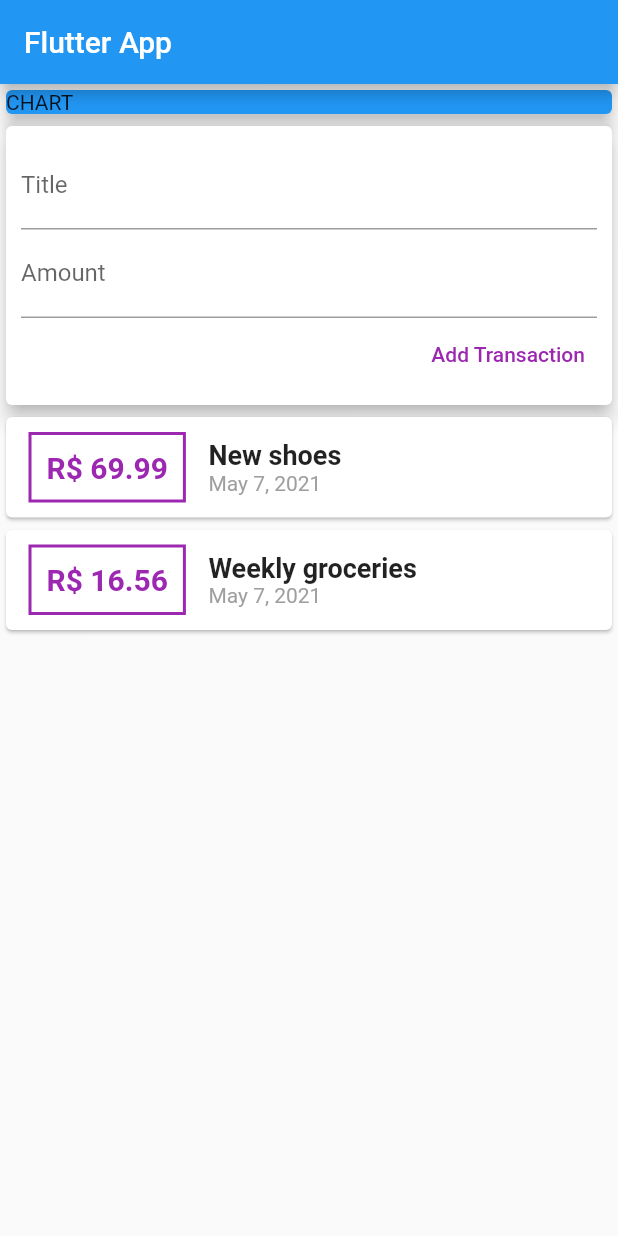
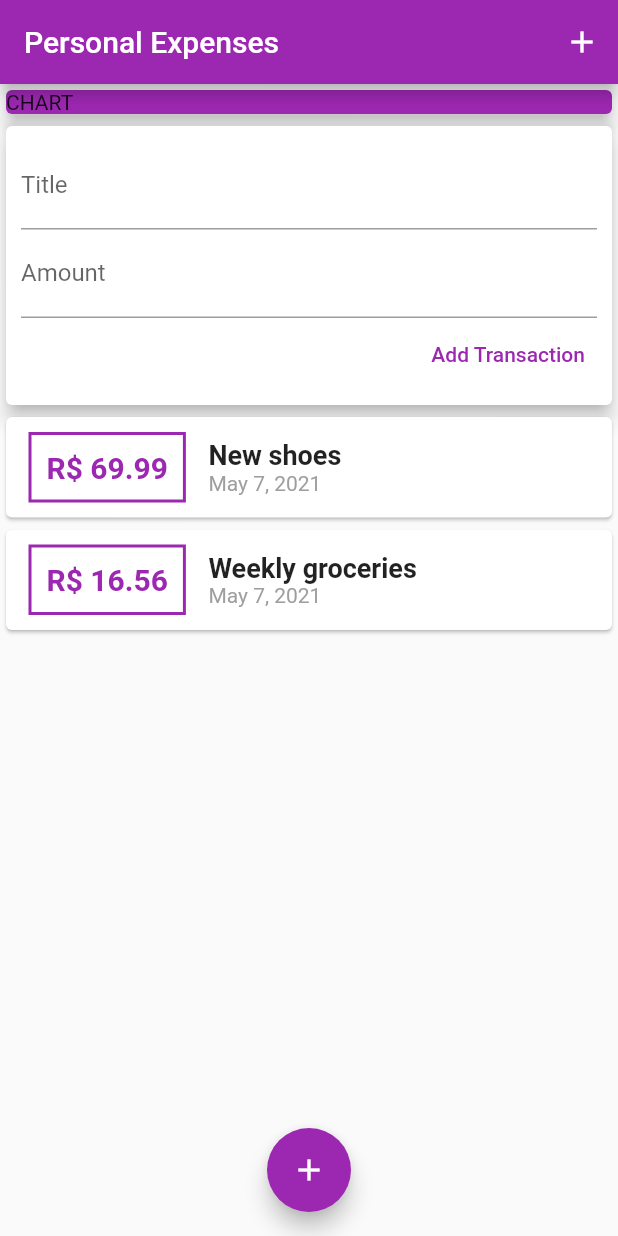
Before and after one commit to VazMF/personal-expenses-app, a Flutter app: the screen it shows after launch, on a phone screen of 412 x 824 dp. Run offline on Flutter 3.47's test engine with Material 2 defaults, Android fonts, the phone set to English and light mode, and no system bars.

Commit message:
Adicionando botoes

```diff
--- a/lib/main.dart
+++ b/lib/main.dart
@@ -23,7 +23,14 @@ class MyHomePage extends StatelessWidget {
   Widget build(BuildContext context) {
     return Scaffold(
       appBar: AppBar(
-        title: Text('Flutter App'),
+        title: Text('Personal Expenses'),
+        backgroundColor: Colors.purple,
+        actions: <Widget>[
+          IconButton(
+            icon: Icon(Icons.add),
+            onPressed: () {},
+          )
+        ],
       ),
       body: SingleChildScrollView(
         child: Column(
@@ -33,7 +40,7 @@ class MyHomePage extends StatelessWidget {
             Container(
               width: double.infinity,
               child: Card(
-                color: Colors.blue,
+                color: Colors.purple,
                 child: Text('CHART'),
                 elevation: 5,
               ),
@@ -42,6 +49,12 @@ class MyHomePage extends StatelessWidget {
           ],
         ),
       ),
+      floatingActionButtonLocation: FloatingActionButtonLocation.centerFloat,
+      floatingActionButton: FloatingActionButton(
+        child: Icon(Icons.add),
+        onPressed: () {},
+        backgroundColor: Colors.purple,
+      ),
     );
   }
 }
```
